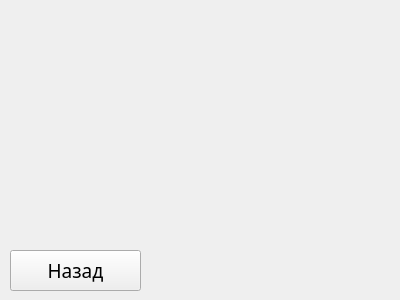
The window that LLearnPy/sandboxform.ui (lapisgame/PythonLectures_QT_prototype) describes before a commit, drawn with Qt 5.
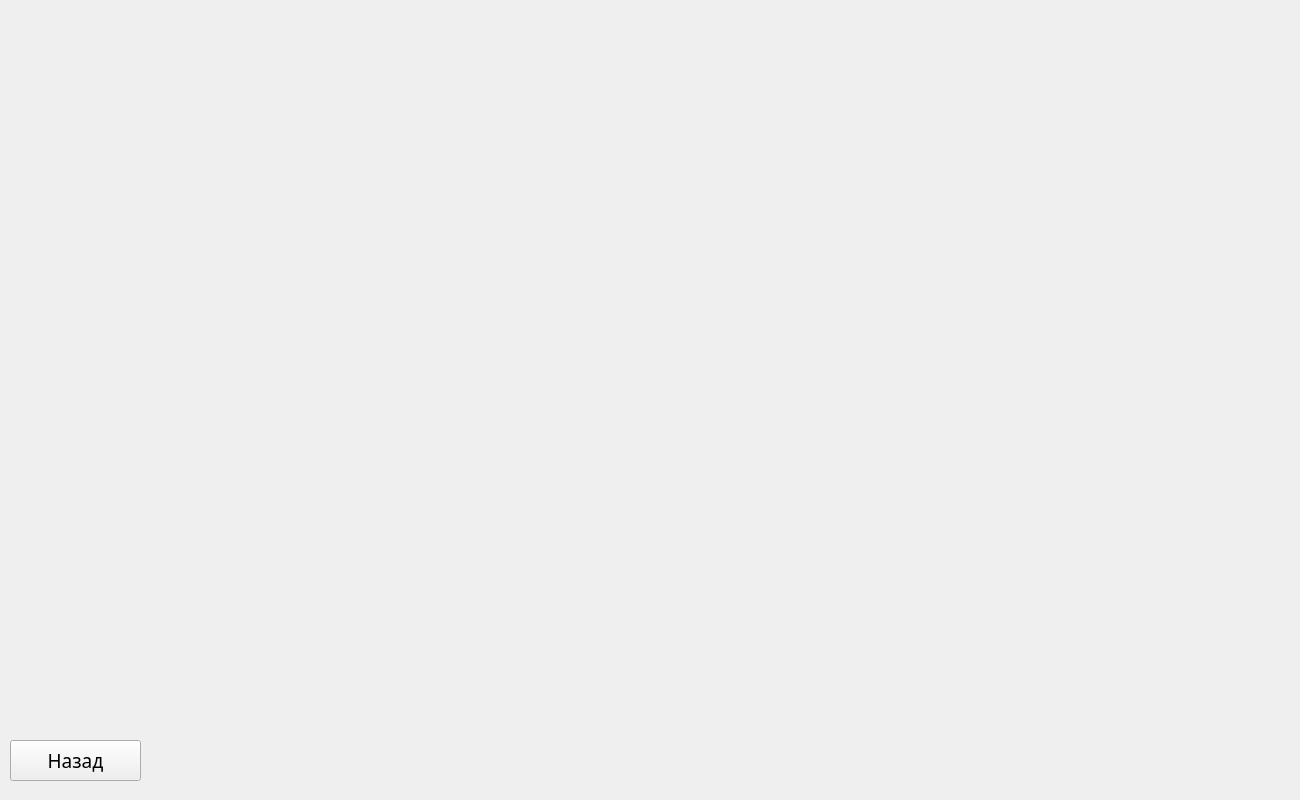
The same window after the commit.

The edit to the form file:
```diff
--- a/LLearnPy/sandboxform.ui
+++ b/LLearnPy/sandboxform.ui
@@ -6,8 +6,8 @@
    <rect>
     <x>0</x>
     <y>0</y>
-    <width>400</width>
-    <height>300</height>
+    <width>1300</width>
+    <height>800</height>
    </rect>
   </property>
   <property name="windowTitle">
@@ -17,7 +17,7 @@
    <property name="geometry">
     <rect>
      <x>10</x>
-     <y>250</y>
+     <y>740</y>
      <width>131</width>
      <height>41</height>
     </rect>
```
